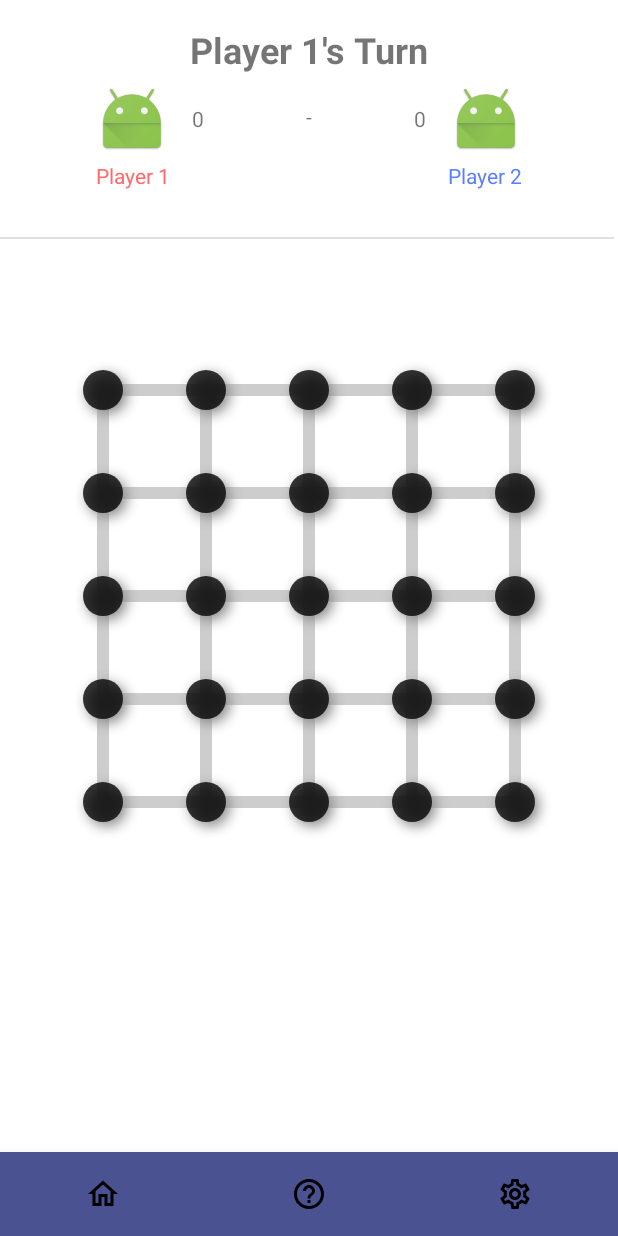
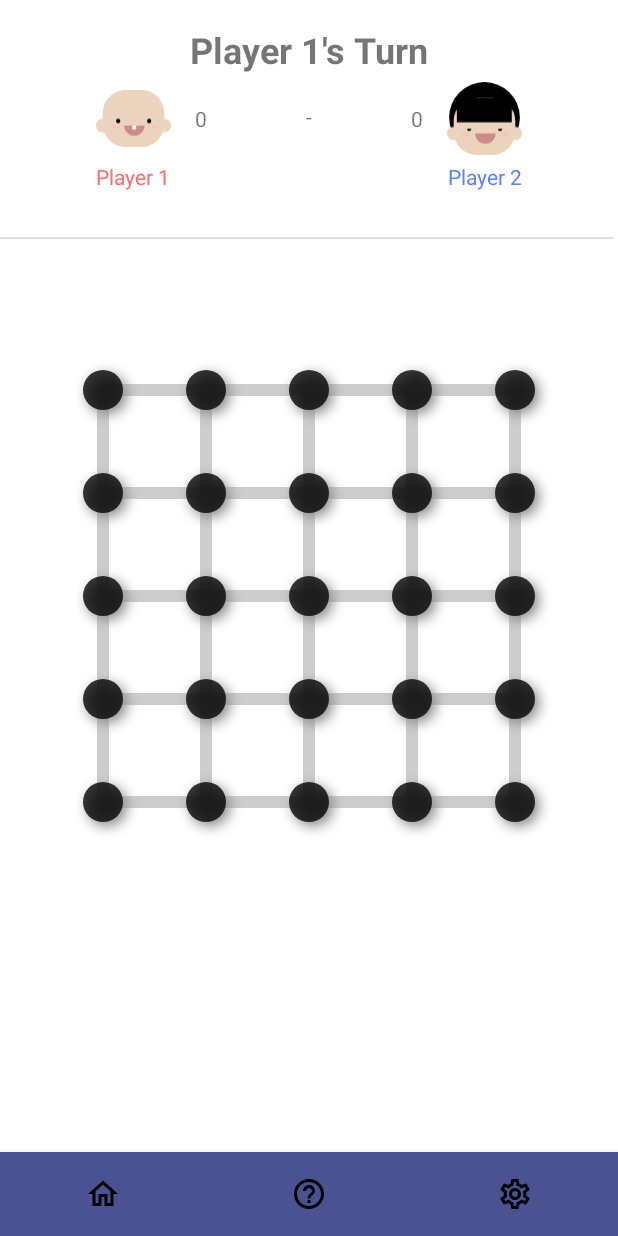
Before and after one commit to nguyendh24/DotsBoxes, an Android app: the fragment GameFragment placed in its activity, on a phone screen of 412 x 824 dp. Run offline under Robolectric (Android 15) with nearby library versions, the phone set to English and light mode, and no system bars.

Commit message:
added player icons, updated game fragment with icons

```diff
--- /dev/null
+++ b/app/src/main/res/drawable/ic_p_icon_baby.xml
@@ -0,0 +1,33 @@
+<vector xmlns:android="http://schemas.android.com/apk/res/android"
+    android:width="213dp"
+    android:height="162dp"
+    android:viewportWidth="213"
+    android:viewportHeight="162">
+  <path
+      android:pathData="M128,0H85C48.549,0 19,29.549 19,66V96C19,132.451 48.549,162 85,162H128C164.451,162 194,132.451 194,96V66C194,29.549 164.451,0 128,0Z"
+      android:fillColor="#EBD3BE"/>
+  <path
+      android:pathData="M194,120C204.493,120 213,111.493 213,101C213,90.507 204.493,82 194,82C183.507,82 175,90.507 175,101C175,111.493 183.507,120 194,120Z"
+      android:fillColor="#EBD3BE"/>
+  <path
+      android:pathData="M19,120C29.493,120 38,111.493 38,101C38,90.507 29.493,82 19,82C8.507,82 0,90.507 0,101C0,111.493 8.507,120 19,120Z"
+      android:fillColor="#EBD3BE"/>
+  <path
+      android:pathData="M63,94C66.314,94 69,91.314 69,88C69,84.686 66.314,82 63,82C59.686,82 57,84.686 57,88C57,91.314 59.686,94 63,94Z"
+      android:fillColor="#000000"/>
+  <path
+      android:pathData="M151,94C154.314,94 157,91.314 157,88C157,84.686 154.314,82 151,82C147.686,82 145,84.686 145,88C145,91.314 147.686,94 151,94Z"
+      android:fillColor="#000000"/>
+  <path
+      android:pathData="M138,101C138,108.691 134.945,116.068 129.506,121.506C124.068,126.945 116.691,130 109,130C101.309,130 93.933,126.945 88.494,121.506C83.055,116.068 80,108.691 80,101H109H138Z"
+      android:fillColor="#CD8A8A"/>
+  <path
+      android:pathData="M114,101H103V112H114V101Z"
+      android:fillColor="#ffffff"/>
+  <path
+      android:pathData="M52.5,108C58.299,108 63,106.433 63,104.5C63,102.567 58.299,101 52.5,101C46.701,101 42,102.567 42,104.5C42,106.433 46.701,108 52.5,108Z"
+      android:fillColor="#FBBFBF"/>
+  <path
+      android:pathData="M166.5,108C172.299,108 177,106.433 177,104.5C177,102.567 172.299,101 166.5,101C160.701,101 156,102.567 156,104.5C156,106.433 160.701,108 166.5,108Z"
+      android:fillColor="#FBBFBF"/>
+</vector>
--- /dev/null
+++ b/app/src/main/res/drawable/ic_p_icon_boy_with_bangs.xml
@@ -0,0 +1,36 @@
+<vector xmlns:android="http://schemas.android.com/apk/res/android"
+    android:width="213dp"
+    android:height="207dp"
+    android:viewportWidth="213"
+    android:viewportHeight="207">
+  <path
+      android:pathData="M106.5,100.5m-100.5,0a100.5,100.5 0,1 1,201 0a100.5,100.5 0,1 1,-201 0"
+      android:fillColor="#000000"/>
+  <path
+      android:pathData="M85,45L128,45A66,66 0,0 1,194 111L194,141A66,66 0,0 1,128 207L85,207A66,66 0,0 1,19 141L19,111A66,66 0,0 1,85 45z"
+      android:fillColor="#EBD3BE"/>
+  <path
+      android:pathData="M194,146m-19,0a19,19 0,1 1,38 0a19,19 0,1 1,-38 0"
+      android:fillColor="#EBD3BE"/>
+  <path
+      android:pathData="M19,146m-19,0a19,19 0,1 1,38 0a19,19 0,1 1,-38 0"
+      android:fillColor="#EBD3BE"/>
+  <path
+      android:pathData="M69,133C69,133.788 68.845,134.568 68.543,135.296C68.242,136.024 67.8,136.685 67.243,137.243C66.686,137.8 66.024,138.242 65.296,138.543C64.568,138.845 63.788,139 63,139C62.212,139 61.432,138.845 60.704,138.543C59.976,138.242 59.314,137.8 58.757,137.243C58.2,136.685 57.758,136.024 57.457,135.296C57.155,134.568 57,133.788 57,133L63,133H69Z"
+      android:fillColor="#000000"/>
+  <path
+      android:pathData="M157,133C157,134.591 156.368,136.117 155.243,137.243C154.117,138.368 152.591,139 151,139C149.409,139 147.883,138.368 146.757,137.243C145.632,136.117 145,134.591 145,133L151,133H157Z"
+      android:fillColor="#000000"/>
+  <path
+      android:pathData="M138,146C138,153.691 134.945,161.068 129.506,166.506C124.068,171.945 116.691,175 109,175C101.309,175 93.933,171.945 88.494,166.506C83.055,161.068 80,153.691 80,146L109,146H138Z"
+      android:fillColor="#CD8A8A"/>
+  <path
+      android:pathData="M42,149.5a10.5,3.5 0,1 0,21 0a10.5,3.5 0,1 0,-21 0z"
+      android:fillColor="#FBBFBF"/>
+  <path
+      android:pathData="M156,149.5a10.5,3.5 0,1 0,21 0a10.5,3.5 0,1 0,-21 0z"
+      android:fillColor="#FBBFBF"/>
+  <path
+      android:pathData="M184,45H28V114H184V45Z"
+      android:fillColor="#000000"/>
+</vector>
--- a/app/src/main/res/layout/fragment_game.xml
+++ b/app/src/main/res/layout/fragment_game.xml
@@ -24,20 +24,20 @@
 
         <ImageView
             android:id="@+id/ivP1"
-            android:layout_width="wrap_content"
-            android:layout_height="wrap_content"
+            android:layout_width="50dp"
+            android:layout_height="50dp"
             android:layout_marginStart="64dp"
-            android:src="@android:mipmap/sym_def_app_icon"
+            android:src="@drawable/ic_p_icon_baby"
             app:layout_constraintBottom_toTopOf="@+id/divider"
             app:layout_constraintStart_toStartOf="parent"
             app:layout_constraintTop_toTopOf="parent" />
 
         <ImageView
             android:id="@+id/ivP2"
-            android:layout_width="wrap_content"
-            android:layout_height="wrap_content"
+            android:layout_width="50dp"
+            android:layout_height="50dp"
             android:layout_marginEnd="64dp"
-            android:src="@android:mipmap/sym_def_app_icon"
+            android:src="@drawable/ic_p_icon_boy_with_bangs"
             app:layout_constraintBottom_toTopOf="@+id/divider"
             app:layout_constraintEnd_toEndOf="parent"
             app:layout_constraintTop_toTopOf="parent" />
--- a/app/src/main/res/values-night/themes.xml
+++ b/app/src/main/res/values-night/themes.xml
@@ -12,5 +12,6 @@
         <!-- Status bar color. -->
         <item name="android:statusBarColor" tools:targetApi="l">?attr/colorPrimaryVariant</item>
         <!-- Customize your theme here. -->
+        <item name="backgroundColor">#222577</item>
     </style>
 </resources>
```
Also changed, not shown: app/src/main/res/drawable/ic_p_icon_blonde_girl.xml (added, +42 -0 lines), app/src/main/res/drawable/ic_p_icon_brunette_boy.xml (added, +33 -0 lines), app/src/main/res/drawable/ic_p_icon_curly_hair.xml (added, +60 -0 lines), app/src/main/res/drawable/ic_p_icon_gma.xml (added, +51 -0 lines), app/src/main/res/drawable/ic_p_icon_gpa.xml (added, +52 -0 lines).
